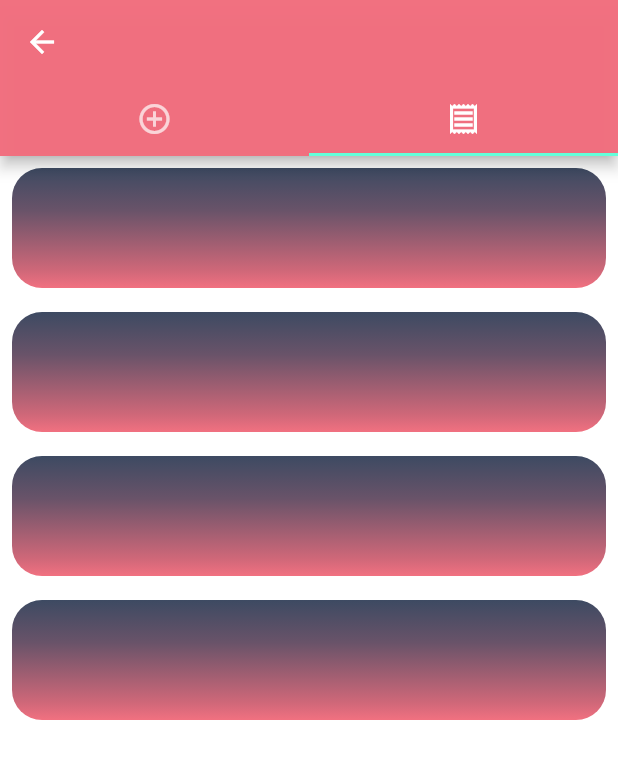
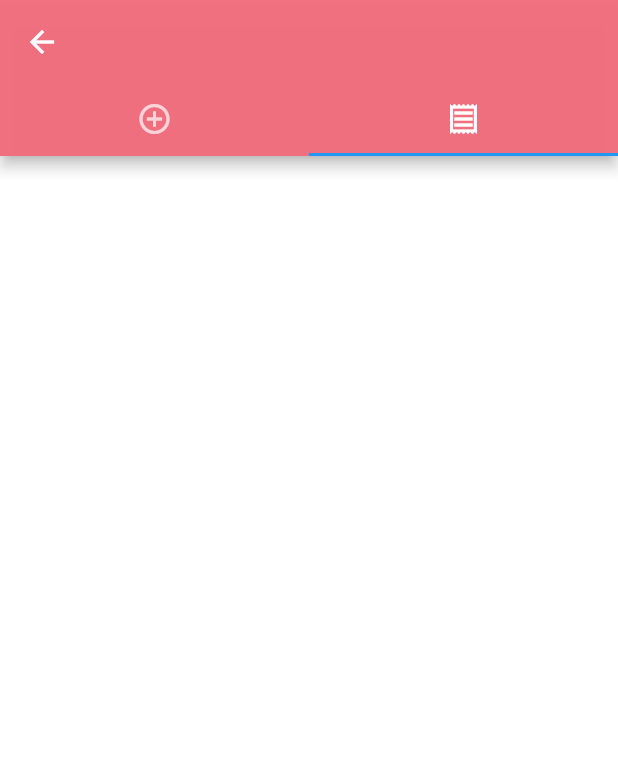
Before and after one commit to akankshagarg2000/pokket_flutter, a Flutter app: the BookService screen opened directly, tab 2 chosen, on a phone screen of 412 x 824 dp. Shown: the top 759 px of the screen. Run offline on Flutter 3.47's test engine with Material 2 defaults, Android fonts, the phone set to English and light mode, and no system bars; our stand-ins replace calendar_timeline, firebase_auth, firebase_core; missing offline and left inert: time_range; accounts and stored records are empty.

Commit message:
changes done

```diff
--- a/lib/screens/serviceBooking.dart
+++ b/lib/screens/serviceBooking.dart
@@ -13,6 +13,15 @@ class _BookServiceState extends State<BookService> {
   @override
 
   DateTime _selectedDate;
+  final List<DateTime> _dateList= <DateTime>[];
+  final List<TimeRangeResult> _timeList =<TimeRangeResult>[];
+
+  void addItemtoList(){
+    setState(() {
+      _dateList.insert(0, _selectedDate);
+      _timeList.insert(0, _timeRange  );
+    });
+  }
 
   @override
   void initState() {
@@ -208,6 +217,7 @@ class _BookServiceState extends State<BookService> {
 
                 RaisedButton(onPressed: (){
                   popup(context);
+                  addItemtoList();
                 },
                     color: Colors.redAccent[100],
                     elevation: 5,
@@ -225,9 +235,16 @@ class _BookServiceState extends State<BookService> {
 
             Column(
                 children: <Widget>[
-                  Padding(
+                  Expanded(
+                    child: ListView.builder(
+                        padding: const EdgeInsets.all(8),
+                        itemCount: _dateList.length,
+                        itemBuilder: (BuildContext context, int index){
+                          return Padding(
                             padding: const EdgeInsets.all(8.0),
                             child: Container(
+                              height: 100,
+                              width: 400,
                               decoration: BoxDecoration(
                                 borderRadius: BorderRadius.all(Radius.circular(20)),
                                 gradient: LinearGradient(
@@ -241,84 +258,24 @@ class _BookServiceState extends State<BookService> {
                                     const Color(0xffd16879),
                                     const Color(0xfaf16e7e)
                                   ],
+                                ),
+                              ),
+                              //height: 50,
+                              // margin: EdgeInsets.all(5),
+                              child: Center(
+                                  child:Text(
+                                    "DATE:  ${_dateList[index]}"  "\n"   "TIME:  ${_timeRange.start.format(context)} - ${_timeRange.end.format(context)}" ,
+                                    style:TextStyle(
+                                      fontSize:17,
+                                      color: Colors.white,
+                                    ),
                                   )
                               ),
-                      height: 80,
-                      width: 400,
-
                             ),
+                          );
+                        }
                     ),
-                  Padding(
-                    padding: const EdgeInsets.all(8.0),
-                    child: Container(
-                      decoration: BoxDecoration(
-                          borderRadius: BorderRadius.all(Radius.circular(20)),
-                          gradient: LinearGradient(
-                            begin: Alignment.topCenter,
-                            end: Alignment.bottomCenter,
-                            stops: [0.0, 0.355, 0.864, 1.0],
-                            colors: <Color> [
-                              const Color(0xff3d4a62),
-                              const Color(0xff695369),
-                              // const Color(0xffa86073),
-                              const Color(0xffd16879),
-                              const Color(0xfaf16e7e)
-                            ],
                   )
-                      ),
-                      height: 80,
-                      width: 400,
-
-                    ),
-                  ),
-                  Padding(
-                    padding: const EdgeInsets.all(8.0),
-                    child: Container(
-                      decoration: BoxDecoration(
-                          borderRadius: BorderRadius.all(Radius.circular(20)),
-                          gradient: LinearGradient(
-                            begin: Alignment.topCenter,
-                            end: Alignment.bottomCenter,
-                            stops: [0.0, 0.355, 0.864, 1.0],
-                            colors: <Color> [
-                              const Color(0xff3d4a62),
-                              const Color(0xff695369),
-                              // const Color(0xffa86073),
-                              const Color(0xffd16879),
-                              const Color(0xfaf16e7e)
-                            ],
-                          )
-                      ),
-                      height: 80,
-                      width: 400,
-
-                    ),
-                  ),
-                  Padding(
-                    padding: const EdgeInsets.all(8.0),
-                    child: Container(
-                      decoration: BoxDecoration(
-                          borderRadius: BorderRadius.all(Radius.circular(20)),
-                          gradient: LinearGradient(
-                            begin: Alignment.topCenter,
-                            end: Alignment.bottomCenter,
-                            stops: [0.0, 0.355, 0.864, 1.0],
-                            colors: <Color> [
-                              const Color(0xff3d4a62),
-                              const Color(0xff695369),
-                              // const Color(0xffa86073),
-                              const Color(0xffd16879),
-                              const Color(0xfaf16e7e)
-                            ],
-                          )
-                      ),
-                      height: 80,
-                      width: 400,
-
-                    ),
-                  ),
-
-
                 ]
             ),
           ],
@@ -328,3 +285,7 @@ class _BookServiceState extends State<BookService> {
     );
   }
 }
+
+
+//${_timeList[index].start.hour.toString() +":" +_timeList[index].start.minute.toString()+ " - " +
+//                                         _timeList[index].end.hour.toString() +":" +_timeList[index].end.minute.toString() }
```
Also changed, not shown: lib/main.dart (+8 -6 lines), lib/screens/budget.dart (+252 -198 lines), lib/screens/servicesHome.dart (+12 -3 lines). Lines whose indentation alone changed are shown as unchanged.
